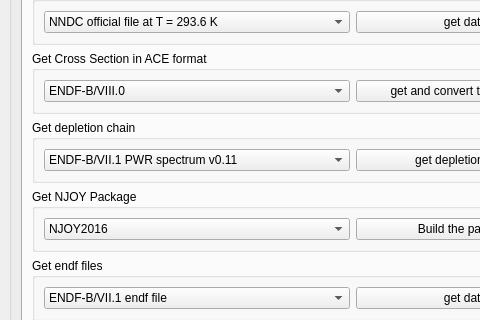
tarekbardouni/ERSN-OpenMC-Py, file src/ui/GUI_Install.ui: the form before one commit; both pictures show x 0 to 480 and y 180 to 500 of the 1226 by 693 pixel window.
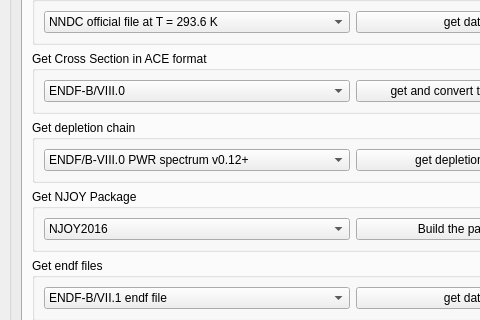
The form after the commit. The open tabs and pages were chosen to show the change.

The edit to the form file:
```diff
--- a/src/ui/GUI_Install.ui
+++ b/src/ui/GUI_Install.ui
@@ -1744,6 +1744,16 @@
                       <height>16777215</height>
                      </size>
                     </property>
+                    <item>
+                     <property name="text">
+                      <string>ENDF/B-VIII.0 PWR spectrum v0.12+</string>
+                     </property>
+                    </item>
+                    <item>
+                     <property name="text">
+                      <string>ENDF/B-VIII.0 fast spectrum v0.12+</string>
+                     </property>
+                    </item>
                     <item>
                      <property name="text">
                       <string>ENDF-B/VII.1 PWR spectrum v0.11</string>
```
Left out of the diff: 17 changed lines with no effect on the pictures.
